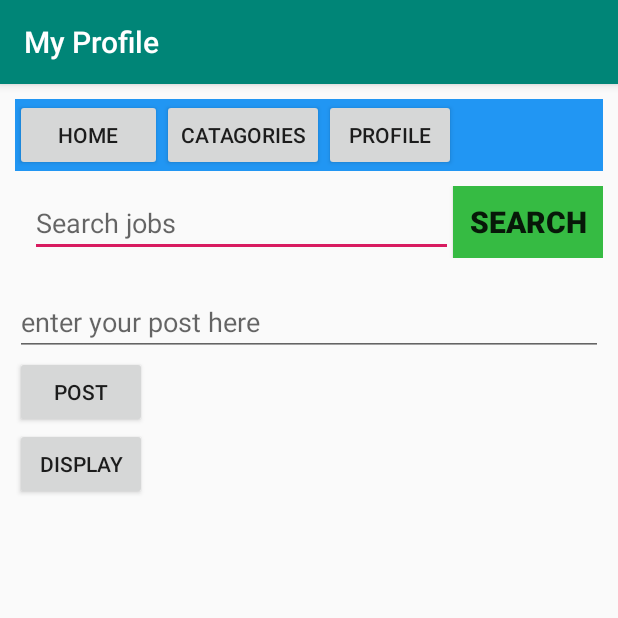
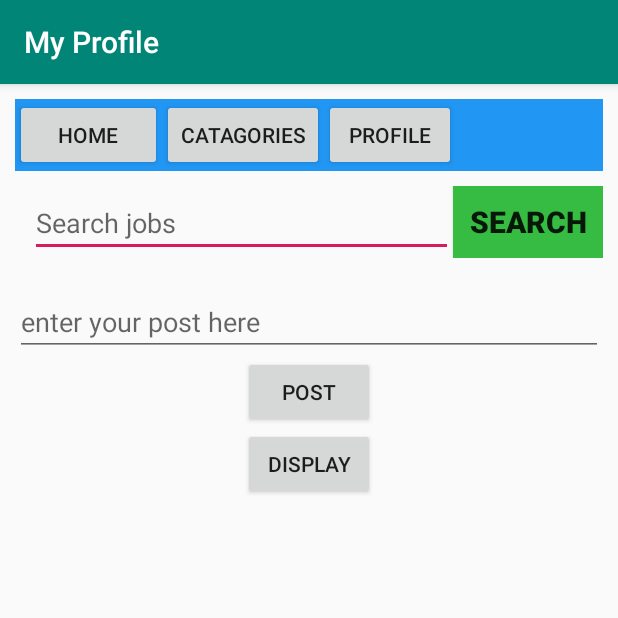
Before and after one commit to Arnab-Shanta-Anu/android-app, an Android app: the UserProfileActivity screen opened directly, with no data from a screen before it, on a phone screen of 412 x 824 dp, the top half of it. Run offline under Robolectric (Android 15) with nearby library versions, the phone set to English and light mode, and no system bars; our stand-ins replace Firebase (no records; nobody signed in at launch, a user with empty details on screens opened directly).

Commit message:
layout change

```diff
--- a/app/build.gradle
+++ b/app/build.gradle
@@ -39,4 +39,4 @@ dependencies {
     androidTestImplementation 'androidx.test.espresso:espresso-core:3.2.0'
 
 }
-apply plugin: 'com.google.gms.google-services'
+ apply plugin: 'com.google.gms.google-services'
--- a/app/src/main/res/layout/activity_user_profile.xml
+++ b/app/src/main/res/layout/activity_user_profile.xml
@@ -71,6 +71,7 @@
                 <Button
                     android:id="@+id/postBtnId"
                     android:text="Post"
+                    android:layout_gravity="center"
                     android:onClick="methodInsert"
                     android:layout_width="wrap_content"
                     android:layout_height="wrap_content"/>
@@ -78,11 +79,17 @@
             <Button
                 android:id="@+id/displayId"
                 android:text="Display"
+                android:layout_gravity="center"
                 android:onClick="methodDisplay"
                 android:layout_width="wrap_content"
                 android:layout_height="wrap_content"/>
             <TextView
                 android:id="@+id/textPostId"
+                android:textStyle="bold"
+                android:textSize="20dp"
+                android:layout_marginTop="10dp"
+                android:layout_marginLeft="15dp"
+                android:textAlignment="gravity"
                 android:layout_width="match_parent"
                 android:layout_height="wrap_content"/>
         </LinearLayout>
```
Also changed, not shown: 1 other file.
